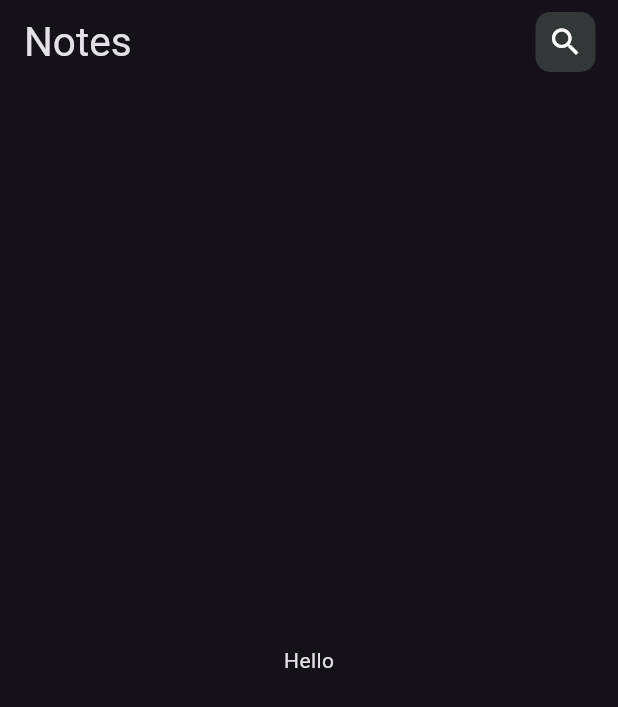
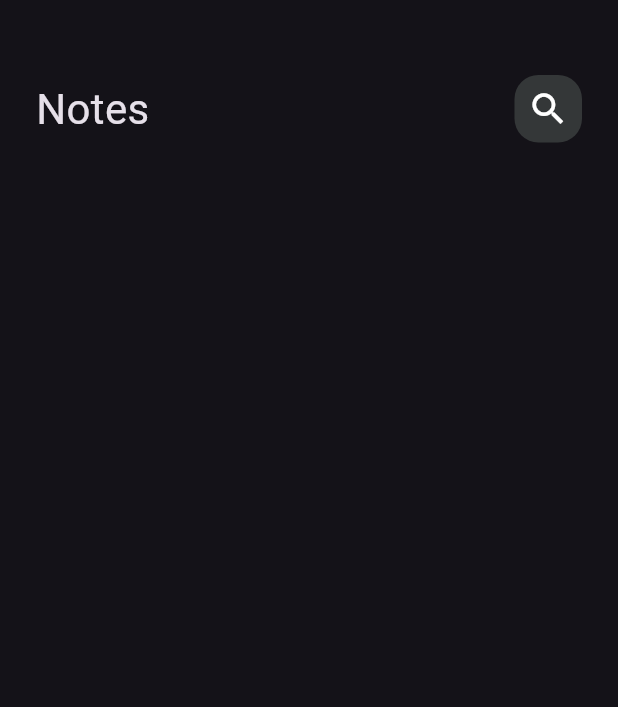
Before and after one commit to MahmoudRamadanDev/notes_app, a Flutter app: the screen it shows after launch, on a phone screen of 412 x 824 dp. Shown: the top 707 px of the screen. Run offline on Flutter 3.47's test engine with Material 3 defaults, Android fonts, the phone set to English and light mode, and no system bars.

Commit message:
third commit

```diff
--- /dev/null
+++ b/lib/constant.dart
@@ -0,0 +1,3 @@
+import "package:flutter/material.dart";
+
+const Color KPrimaryColor = Colors.white;
--- a/lib/main.dart
+++ b/lib/main.dart
@@ -14,16 +14,16 @@ class NotesApp extends StatelessWidget {
     return MaterialApp(
       theme: ThemeData.dark() ,
       debugShowCheckedModeBanner: false,
-      home: HomeView(),
+      home: const NotesView(),
     );
   }
 }
 
 /*
 
- routes: {
-        HomeView.id : (context) => HomeView(),
+  routes: {
+        NotesView.id : (context) => NotesView(),
       },
-      initialRoute: HomeView.id,
+      initialRoute: NotesView.id,
 
 */
--- a/lib/views/home_view.dart
+++ b/lib/views/home_view.dart
@@ -1,23 +1,21 @@
 import 'package:flutter/material.dart';
 
-class HomeView extends StatelessWidget {
-  const HomeView({super.key});
-static String id = "HomeView";
+import '../widgets/custom_app_bar.dart';
+
+class NotesView extends StatelessWidget {
+  const NotesView({super.key});
+  static String id = "NotesView";
   @override
   Widget build(BuildContext context) {
-    return Scaffold(
-      appBar: AppBar(
-        title: Text("Notes" , style: TextStyle(fontSize: 27),),
-        actions: [
-          Container(
-            margin: EdgeInsets.only(right: 15),
-            decoration: BoxDecoration(
-            color: const Color.fromARGB(255, 52, 55, 56),
-            borderRadius: BorderRadius.circular(10),
-          ),padding: EdgeInsets.all(8),child: Icon(Icons.search , color: Colors.white,)),
-        ],
-      ),
-      body: Center(child: Text("Hello"),),
+    return const Scaffold(
+      body:  Padding(
+        padding:  EdgeInsets.only(top: 50, right: 24, left: 24),
+        child: Column(
+          children: [
+          CustomAppBar(),
+          ],
+        ),
+      )
     );
   }
 }
--- /dev/null
+++ b/lib/widgets/custom_app_bar.dart
@@ -0,0 +1,26 @@
+import 'package:flutter/material.dart';
+
+import '../views/home_view.dart';
+import 'custome_icon_search.dart';
+
+class CustomAppBar extends StatelessWidget {
+  const CustomAppBar ({super.key});
+
+  @override
+  Widget build(BuildContext context) {
+    return const Row(
+              mainAxisAlignment: MainAxisAlignment.spaceBetween,
+              children:  [
+              Text(
+                  "Notes",
+                  style: TextStyle(fontSize: 28),
+                ),
+                CustomeIconSearch(),
+              ],
+            );
+
+
+
+
+  }
+}
--- /dev/null
+++ b/lib/widgets/custome_icon_search.dart
@@ -0,0 +1,22 @@
+import 'package:flutter/material.dart';
+
+class CustomeIconSearch extends StatelessWidget {
+  const CustomeIconSearch({super.key});
+
+  @override
+  Widget build(BuildContext context) {
+    return  Container(
+              width: 45,
+              height: 45,
+                decoration: BoxDecoration(
+                  color: const Color.fromARGB(255, 52, 55, 56),
+                  borderRadius: BorderRadius.circular(16),
+                ),
+                child: const Icon(
+                      Icons.search,
+                      color: Colors.white,
+                    size: 28,
+                    ),
+                    );
+  }
+}
```
